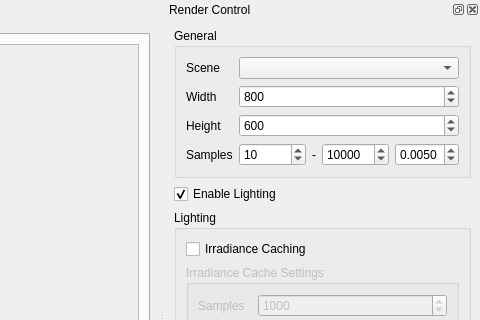
Before: the Qt Designer form App/MainWindow.ui in mattfischer/raytrace, drawn with Qt 5; both pictures show x 665 to 1145 and y 0 to 320 of the 1145 by 660 pixel window.
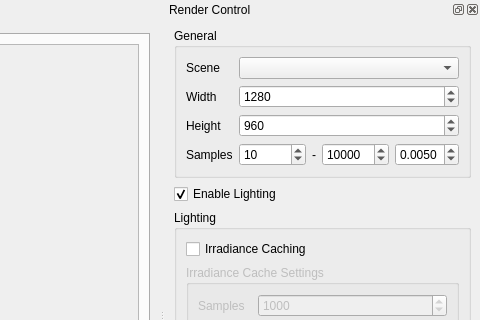
After: the same form once the commit is applied.

Commit message: Change default resolution to 1280x960

```diff
--- a/App/MainWindow.ui
+++ b/App/MainWindow.ui
@@ -147,7 +147,7 @@
            <number>10000</number>
           </property>
           <property name="value">
-           <number>800</number>
+           <number>1280</number>
           </property>
          </widget>
         </item>
@@ -164,7 +164,7 @@
            <number>10000</number>
           </property>
           <property name="value">
-           <number>600</number>
+           <number>960</number>
           </property>
           <property name="displayIntegerBase">
            <number>10</number>
```
